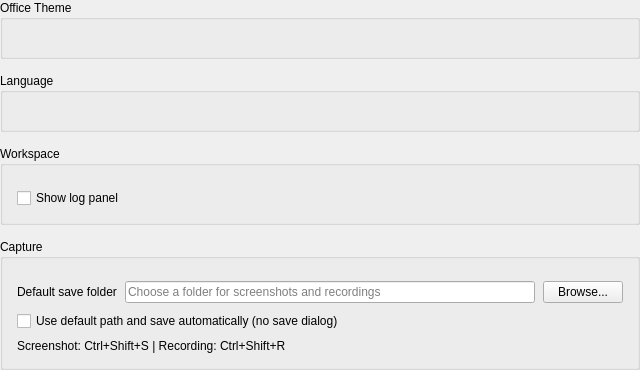
Qt form src/gui/BackstageApplicationSettingsWidget.ui (hikki1998/PointcloudViewer) before a commit.
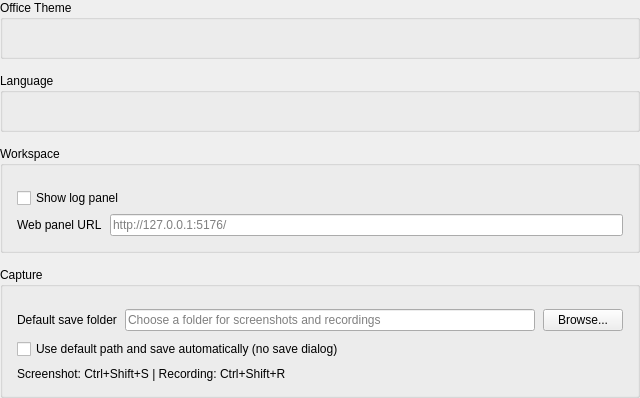
The same form after that commit.

```diff
--- a/src/gui/BackstageApplicationSettingsWidget.ui
+++ b/src/gui/BackstageApplicationSettingsWidget.ui
@@ -99,6 +99,27 @@
         </property>
        </widget>
       </item>
+      <item>
+       <layout class="QHBoxLayout" name="webPanelUrlLayout">
+        <property name="spacing">
+         <number>8</number>
+        </property>
+        <item>
+         <widget class="QLabel" name="webPanelUrlLabel">
+          <property name="text">
+           <string>Web panel URL</string>
+          </property>
+         </widget>
+        </item>
+        <item>
+         <widget class="QLineEdit" name="webPanelUrlLineEdit">
+          <property name="placeholderText">
+           <string>http://127.0.0.1:5176/</string>
+          </property>
+         </widget>
+        </item>
+       </layout>
+      </item>
       <item>
        <spacer name="workspaceSpacer">
         <property name="orientation">
```
